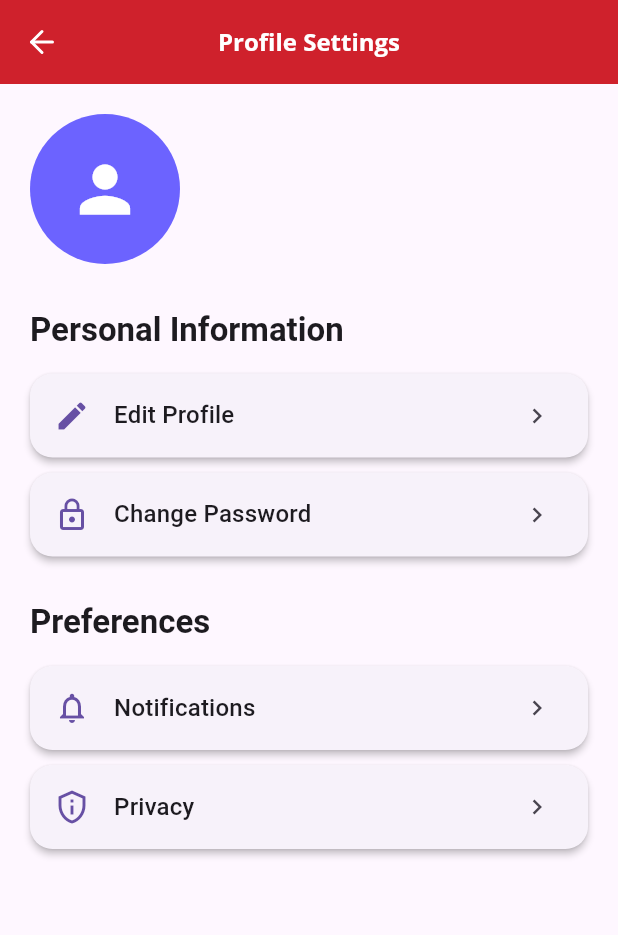
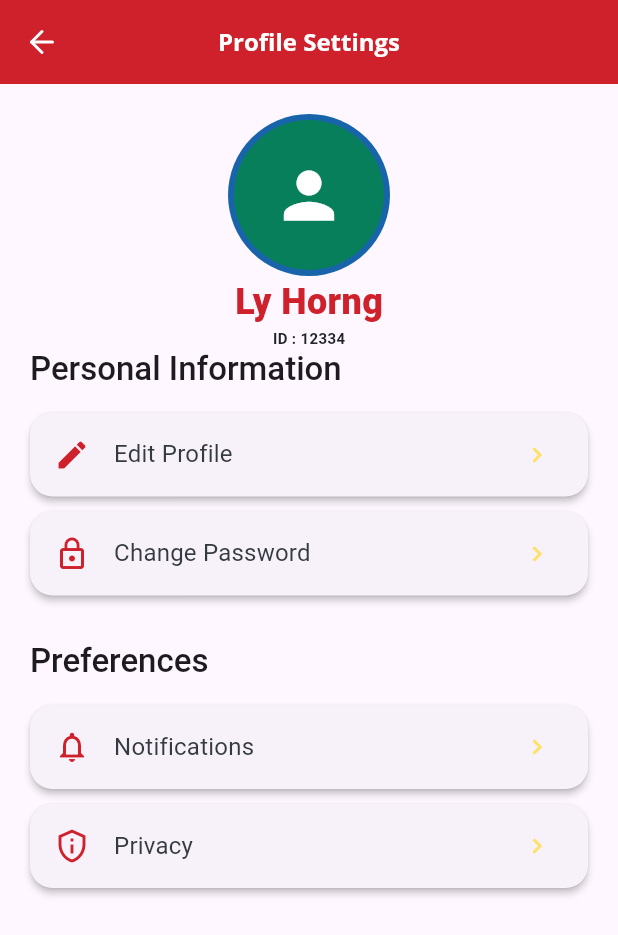
Before and after one commit to iOneDev305/flutter-canadia-chat-app, a Flutter app: the ProfileSettingsView screen opened directly, on a phone screen of 412 x 824 dp. Shown: the top 935 px of the screen. Run offline on Flutter 3.47's test engine with Material 3 defaults, Android fonts, the phone set to English and light mode, and no system bars; our stand-ins replace connectivity_plus, dio, flutter_svg, get, shared_preferences; accounts and stored records are empty; project files that could hold a hidden picture were left out.

Commit message:
add new components

```diff
--- /dev/null
+++ b/lib/custom/build_section.dart
@@ -0,0 +1,33 @@
+import 'package:flutter/material.dart';
+import '../utils/constant/fonts_style.dart';
+/// A reusable section widget with a title and list of children,
+/// typically used in settings or profile screens.
+class BuildSection extends StatelessWidget {
+  final String title;
+  final List<Widget> children;
+
+  const BuildSection({
+    super.key,
+    required this.title,
+    required this.children,
+  });
+
+  @override
+  Widget build(BuildContext context) {
+    return Column(
+      crossAxisAlignment: CrossAxisAlignment.start,
+      children: [
+        // Section title
+        Text(
+          title,
+          style: Theme.of(context).textTheme.titleLarge?.copyWith(
+                fontWeight: medium,
+              ),
+        ),
+        const SizedBox(height: 15),
+        // Section content
+        ...children,
+      ],
+    );
+  }
+}
--- /dev/null
+++ b/lib/custom/settings_tile.dart
@@ -0,0 +1,46 @@
+import 'package:flutter/material.dart';
+import 'package:my_app/utils/constant/color.dart';
+import '../utils/constant/fonts_style.dart';
+/// A reusable tile widget used in settings or profile screens.
+class SettingsTile extends StatelessWidget {
+  final String title;
+  final IconData icon;
+  final VoidCallback? onTap;
+
+  const SettingsTile({
+    super.key,
+    required this.title,
+    required this.icon,
+    this.onTap,
+  });
+
+  @override
+  Widget build(BuildContext context) {
+    return Card(
+      elevation: 2,
+      margin: const EdgeInsets.only(bottom: 10),
+      shape: RoundedRectangleBorder(
+        borderRadius: BorderRadius.circular(15),
+      ),
+      child: ListTile(
+        onTap: onTap,
+        leading: Icon(
+          icon,
+          color: Primitives.redPrimary,
+        ),
+        title: Text(
+          title,
+            style: Theme.of(context).textTheme.titleMedium?.copyWith(
+            fontWeight: regular,
+            color: Primitives.grey9,
+      ),
+        ),
+        trailing: const Icon(
+          Icons.chevron_right,
+          size: 20,
+          color: Primitives.yellow4,
+        ),
+      ),
+    );
+  }
+}
--- a/lib/views/home/home_page.dart
+++ b/lib/views/home/home_page.dart
@@ -96,4 +96,6 @@ class HomePage extends StatelessWidget {
       ),
     );
   }
+
+
 }
--- a/lib/views/login/controller/login_user_controller.dart
+++ b/lib/views/login/controller/login_user_controller.dart
@@ -24,7 +24,7 @@ class LoginUserController extends GetxController {
     usernameController.addListener(() => {});
 
     passwordController.addListener(() => {});
-
+  }
   // Create the function to login
   Future<void> login() async {
     if (usernameController.text.isEmpty || passwordController.text.isEmpty) {
@@ -53,8 +53,6 @@ class LoginUserController extends GetxController {
       errorMessage.value = 'Network error: ${e}';
     }
   }
-  }
-
   @override
   void onClose() {
     usernameController.dispose();
--- a/lib/views/profile/profile_settings_view.dart
+++ b/lib/views/profile/profile_settings_view.dart
@@ -1,5 +1,10 @@
 import 'package:flutter/material.dart';
+import 'package:my_app/utils/constant/color.dart';
+import 'package:my_app/utils/constant/fonts_style.dart';
+import 'package:my_app/utils/constant/size.dart';
 import '../../custom/app_bar.dart';
+import '../../custom/build_section.dart';
+import '../../custom/settings_tile.dart';
 
 class ProfileSettingsView extends StatelessWidget {
   const ProfileSettingsView({super.key});
@@ -17,49 +22,80 @@ class ProfileSettingsView extends StatelessWidget {
           child: Column(
             crossAxisAlignment: CrossAxisAlignment.start,
             children: [
-              const CircleAvatar(
+              Column(
+                children: [
+                  Center(
+                    child: Container(
+                      padding: const EdgeInsets.all(size4),
+                      decoration: const BoxDecoration(
+                        shape: BoxShape.circle,
+                        color: Primitives.blue10,
+                      ),
+                      child: CircleAvatar(
                         radius: 50,
-                backgroundColor: Color(0xFF6C63FF),
+                        backgroundColor: Primitives.green10,
                         child: Icon(
                           Icons.person,
                           size: 50,
                           color: Colors.white,
                         ),
                       ),
-              const SizedBox(height: 30),
-              _buildSection(
-                context,
-                'Personal Information',
-                [
-                  _buildSettingTile(
-                    context,
-                    'Edit Profile',
-                    Icons.edit,
-                    onTap: () {},
                     ),
-                  _buildSettingTile(
-                    context,
-                    'Change Password',
-                    Icons.lock_outline,
+                  ),
+                  Center(
+                    child: Container(
+                      child: const Text(
+                        'Ly Horng',
+                        style: TextStyle(
+                          fontWeight: extraBold,
+                          color: Primitives.redPrimary,
+                          fontSize: size24,
+                        ),
+                      ),
+                    ),
+                  ),
+                  Center(
+                    child: Container(
+                      child: const Text(
+                        'ID : 12334',
+                        style: TextStyle(
+                          fontWeight: semiBold,
+                          color: Primitives.grey10,
+                          fontSize: size10,
+                        ),
+                      ),
+                    ),
+                  ),
+                ],
+              ),
+
+              BuildSection(
+                title: 'Personal Information',
+                children: [
+                  SettingsTile(
+                    title: 'Edit Profile',
+                    icon: Icons.edit,
+                    onTap: () {}, // your logic here
+                  ),
+                  SettingsTile(
+                    title: 'Change Password',
+                    icon: Icons.lock_outline,
                     onTap: () {},
                   ),
                 ],
               ),
               const SizedBox(height: 20),
-              _buildSection(
-                context,
-                'Preferences',
-                [
-                  _buildSettingTile(
-                    context,
-                    'Notifications',
-                    Icons.notifications_none,
+              BuildSection(
+                title: 'Preferences',
+                children: [
+                  SettingsTile(
+                    title: 'Notifications',
+                    icon: Icons.notifications_none,
                     onTap: () {},
                   ),
-                  _buildSettingTile(
-                    context,
-                    'Privacy',
-                    Icons.privacy_tip_outlined,
+                  SettingsTile(
+                    title: 'Privacy',
+                    icon: Icons.privacy_tip_outlined,
                     onTap: () {},
                   ),
                 ],
@@ -70,50 +106,4 @@ class ProfileSettingsView extends StatelessWidget {
       ),
     );
   }
-
-  Widget _buildSection(BuildContext context, String title, List<Widget> children) {
-    return Column(
-      crossAxisAlignment: CrossAxisAlignment.start,
-      children: [
-        Text(
-          title,
-          style: Theme.of(context).textTheme.titleLarge?.copyWith(
-                fontWeight: FontWeight.bold,
-              ),
-        ),
-        const SizedBox(height: 15),
-        ...children,
-      ],
-    );
 }
-
-  Widget _buildSettingTile(
-    BuildContext context,
-    String title,
-    IconData icon, {
-    VoidCallback? onTap,
-  }) {
-    return Card(
-      elevation: 2,
-      margin: const EdgeInsets.only(bottom: 10),
-      shape: RoundedRectangleBorder(
-        borderRadius: BorderRadius.circular(15),
-      ),
-      child: ListTile(
-        onTap: onTap,
-        leading: Icon(
-          icon,
-          color: Theme.of(context).colorScheme.primary,
-        ),
-        title: Text(
-          title,
-          style: Theme.of(context).textTheme.titleMedium,
-        ),
-        trailing: const Icon(
-          Icons.chevron_right,
-          size: 20,
-        ),
-      ),
-    );
-  }
-}
```
Also changed, not shown: lib/views/login/view/login_user_view.dart (+123 -21 lines), assets/images/profile.png (added), assets/images/profile.svg (added), pubspec.lock. Lines whose indentation alone changed are shown as unchanged.
